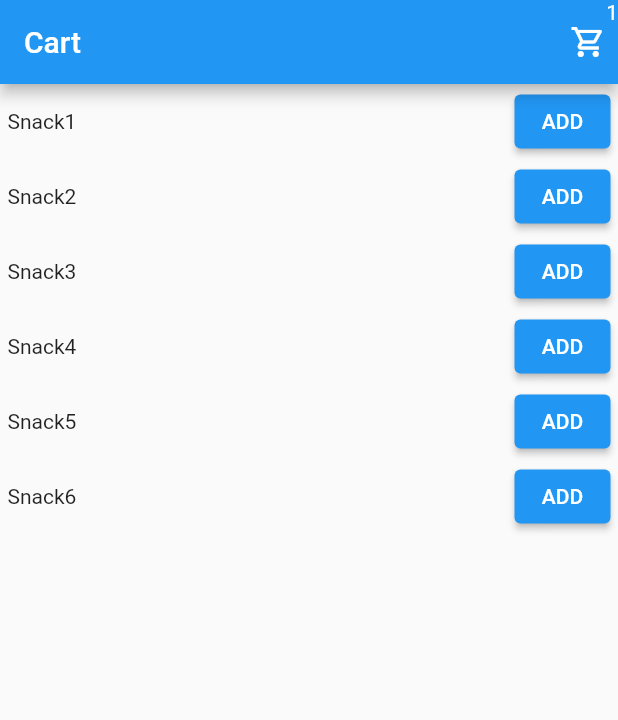
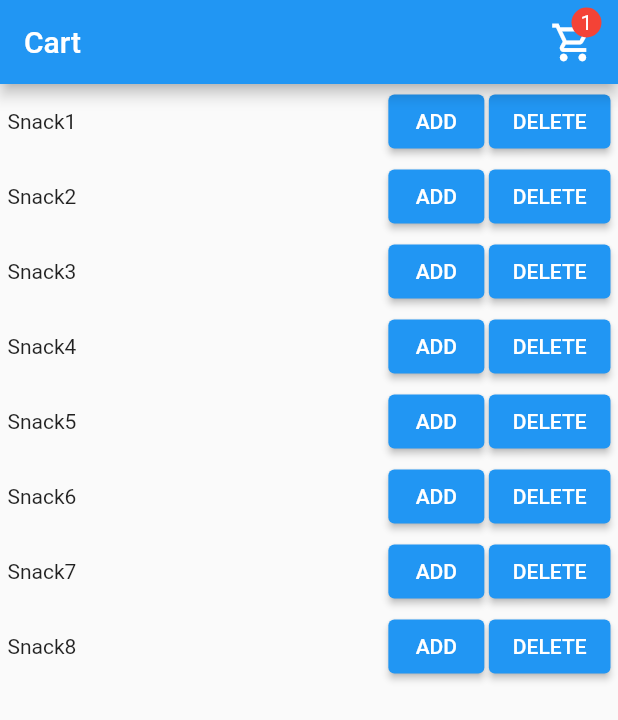
Before and after one commit to choisoonsin/flutter_samples, a Flutter app: the screen it shows after launch, after a tap on "ADD", on a phone screen of 412 x 824 dp. Shown: the top 720 px of the screen. Run offline on Flutter 3.47's test engine with Material 2 defaults, Android fonts, the phone set to English and light mode, and no system bars; our stand-ins replace bloc, bloc_concurrency, cached_network_image, equatable, flutter_bloc, stream_transform.

Commit message:
Bloc 이벤트 완료
- 기존 onChange이벤트 발생안하던 문제 수정
- Todo: Cart 페이지 생성.

```diff
--- a/exam_bloc_cart/lib/bloc/cart_bloc.dart
+++ b/exam_bloc_cart/lib/bloc/cart_bloc.dart
@@ -7,14 +7,17 @@ part 'cart_event.dart';
 part 'cart_state.dart';
 
 class CartBloc extends Bloc<CartEvent, CartState> {
-  CartBloc() : super(ListPresented([])) {
-    // UI 에 응답하는 부분으로 try catch로 에러 처리 해야 함.
+  CartBloc() : super(const CartState()) {
     on<CartAdd>((event, emit) {
-      carts.add(event.cart);
-      emit(CartAdded(carts));
-      emit(ListPresented(carts));
+      emit(state.copyWith(carts: List.of(state.carts)..addAll([event.cart])));
+    });
+
+    on<CartDelete>((event, emit) {
+      var _carts = List.of(state.carts);
+      var _idx = _carts.indexWhere((e) => e.name == event.cart.name);
+      if (_idx != -1) _carts.removeAt(_idx);
+
+      emit(state.copyWith(carts: _carts));
     });
   }
-
-  List<Cart> carts = [];
 }
--- a/exam_bloc_cart/lib/bloc/cart_state.dart
+++ b/exam_bloc_cart/lib/bloc/cart_state.dart
@@ -1,34 +1,14 @@
 part of 'cart_bloc.dart';
 
-abstract class CartState extends Equatable {}
-
-class ListPresented extends CartState {
-  ListPresented(this.carts) : super();
+class CartState extends Equatable {
+  const CartState({this.carts = const <Cart>[]}) : super();
 
   final List<Cart> carts;
 
-  ListPresented copyWith({List<Cart>? carts}) {
-    return ListPresented(carts ?? this.carts);
+  CartState copyWith({List<Cart>? carts}) {
+    return CartState(carts: carts ?? this.carts);
   }
 
   @override
   List<Object> get props => [carts];
 }
-
-class CartAdded extends CartState {
-  CartAdded(this.carts) : super();
-
-  final List<Cart> carts;
-
-  @override
-  List<Object> get props => [carts];
-}
-
-class CartDeleted extends CartState {
-  CartDeleted(this.carts) : super();
-
-  final List<Cart> carts;
-
-  @override
-  List<Object> get props => [carts];
-}
--- a/exam_bloc_cart/lib/main.dart
+++ b/exam_bloc_cart/lib/main.dart
@@ -74,6 +74,8 @@ class Home extends StatefulWidget {
 class _HomeState extends State<Home> {
   void _onClickAddButton({required String itemName}) =>
       {context.read<CartBloc>().add(CartAdd(Cart(itemName)))};
+  void _onClickDeleteButton({required String itemName}) =>
+      {context.read<CartBloc>().add(CartDelete(Cart(itemName)))};
 
   List<String> items = [
     'Snack1',
@@ -81,7 +83,9 @@ class _HomeState extends State<Home> {
     'Snack3',
     'Snack4',
     'Snack5',
-    'Snack6'
+    'Snack6',
+    'Snack7',
+    'Snack8',
   ];
 
   @override
@@ -89,22 +93,7 @@ class _HomeState extends State<Home> {
     return Scaffold(
       appBar: AppBar(
         title: Text('Cart'),
-        actions: [
-          Icon(Icons.shopping_cart_outlined),
-          BlocBuilder<CartBloc, CartState>(
-            bloc: context.read<CartBloc>(),
-            buildWhen: (previous, current) {
-              return previous.props != current.props;
-            },
-            builder: (context, state) {
-              if (state is ListPresented) {
-                return Text(state.carts.length.toString());
-              } else {
-                return Text('');
-              }
-            },
-          )
-        ],
+        actions: [_CartIcon()],
       ),
       body: ListView.builder(
         itemCount: items.length,
@@ -116,11 +105,18 @@ class _HomeState extends State<Home> {
             child: Row(
                 mainAxisAlignment: MainAxisAlignment.spaceBetween,
                 children: [
-                  Text(items[index]),
+                  Expanded(child: Text(items[index])),
                   ElevatedButton(
                       onPressed: () =>
                           _onClickAddButton(itemName: items[index]),
                       child: Text('ADD')),
+                  SizedBox(
+                    width: 3,
+                  ),
+                  ElevatedButton(
+                      onPressed: () =>
+                          _onClickDeleteButton(itemName: items[index]),
+                      child: Text('DELETE')),
                 ]),
           );
         },
@@ -128,3 +124,37 @@ class _HomeState extends State<Home> {
     );
   }
 }
+
+Widget _CartIcon() {
+  return Container(
+    padding: EdgeInsets.only(right: 10),
+    width: 50,
+    child: Stack(
+      children: [
+        Center(
+            child: Icon(
+          Icons.shopping_cart_outlined,
+          size: 30,
+        )),
+        Positioned(
+            right: 1,
+            top: 5,
+            child: Container(
+              width: 20,
+              height: 20,
+              decoration:
+                  BoxDecoration(shape: BoxShape.circle, color: Colors.red),
+              child: BlocBuilder<CartBloc, CartState>(
+                builder: (context, state) {
+                  if (state is CartState) {
+                    return Center(child: Text(state.carts.length.toString()));
+                  } else {
+                    return Container();
+                  }
+                },
+              ),
+            ))
+      ],
+    ),
+  );
+}
```
